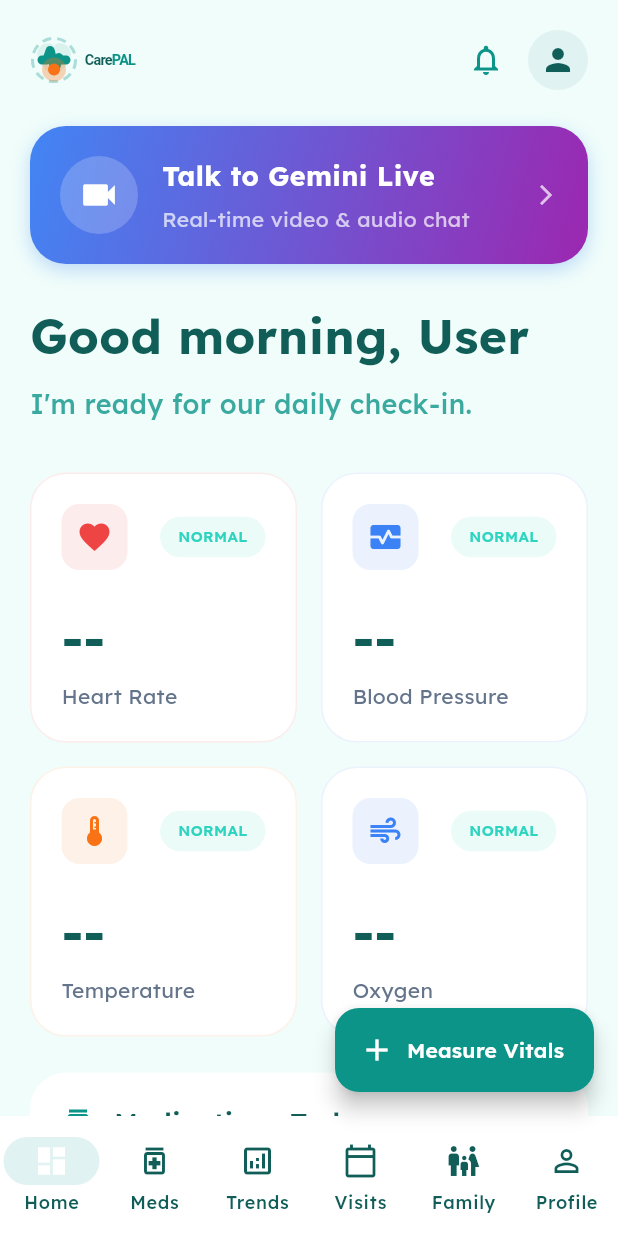
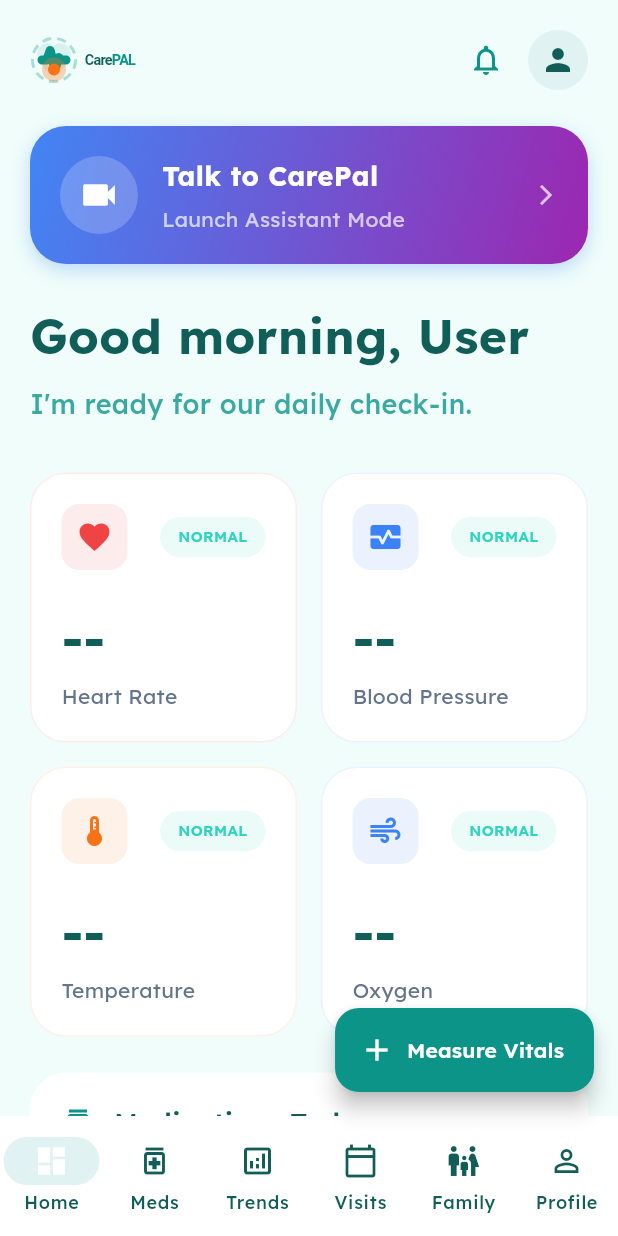
Before and after one commit to ameenamuneer/carePal, a Flutter app: the DashboardScreen screen opened directly, on a phone screen of 412 x 824 dp. Run offline on Flutter 3.47's test engine with Material 3 defaults, Android fonts, the phone set to English and light mode, and no system bars; our stand-ins replace camera, dio, fl_chart, flutter_blue_plus, flutter_secure_storage, font_awesome_flutter and 4 more; missing offline and left inert: audio_session, flutter_pcm_sound, record; accounts and stored records are empty; network calls fail.

Commit message:
updated Dashboard screen

```diff
--- a/carepal_app/lib/screens/dashboard_screen.dart
+++ b/carepal_app/lib/screens/dashboard_screen.dart
@@ -673,7 +673,7 @@ class _DashboardScreenState extends State<DashboardScreen> {
                 crossAxisAlignment: CrossAxisAlignment.start,
                 children: const [
                   Text(
-                    "Talk to Gemini Live",
+                    "Talk to CarePal",
                     style: TextStyle(
                       color: Colors.white,
                       fontSize: 18,
@@ -682,7 +682,7 @@ class _DashboardScreenState extends State<DashboardScreen> {
                   ),
                   SizedBox(height: 4),
                   Text(
-                    "Real-time video & audio chat",
+                    "Launch Assistant Mode",
                     style: TextStyle(color: Colors.white70, fontSize: 14),
                   ),
                 ],
```
